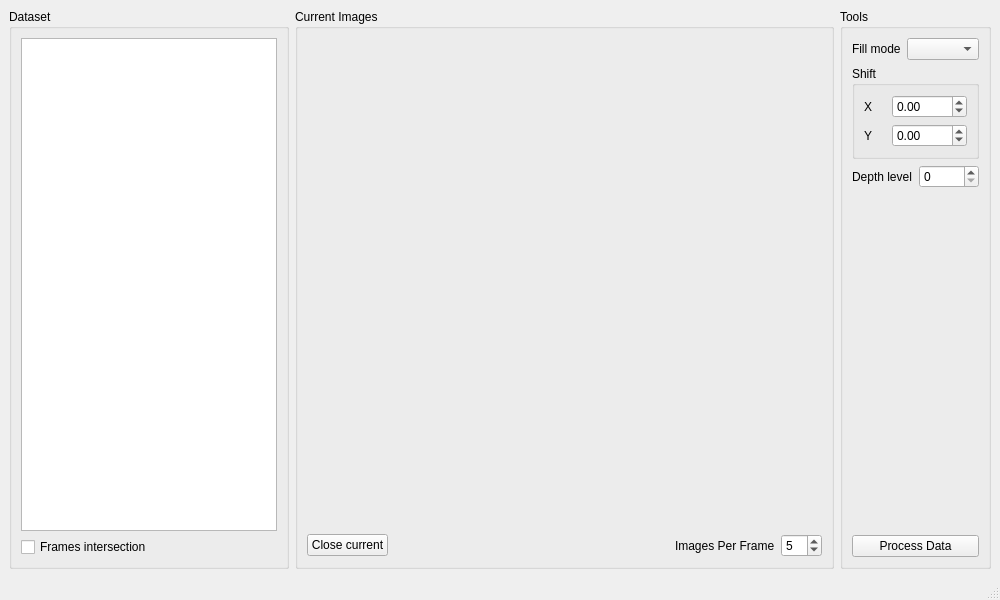
Garik-Mk/boo-anot, file main/processor.ui: the form before one commit.
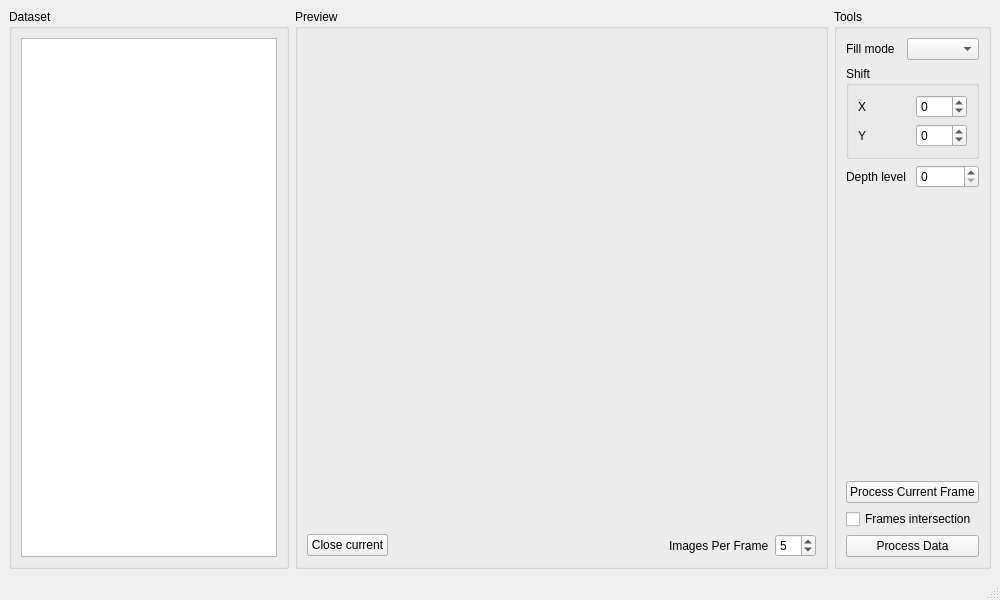
The form after the commit.

Commit message: Added images moving

Patch:
```diff
--- a/main/processor.ui
+++ b/main/processor.ui
@@ -14,7 +14,7 @@
    <string>MainWindow</string>
   </property>
   <widget class="QWidget" name="centralwidget">
-   <layout class="QHBoxLayout" name="horizontalLayout_6" stretch="0,10,0">
+   <layout class="QHBoxLayout" name="horizontalLayout_6" stretch="0,1,0">
     <item>
      <widget class="QGroupBox" name="groupBox_3">
       <property name="title">
@@ -24,24 +24,17 @@
        <item>
         <widget class="QListWidget" name="item_list"/>
        </item>
-       <item>
-        <widget class="QCheckBox" name="checkBox">
-         <property name="text">
-          <string>Frames intersection</string>
-         </property>
-        </widget>
-       </item>
       </layout>
      </widget>
     </item>
     <item>
      <widget class="QGroupBox" name="groupBox">
       <property name="title">
-       <string>Current Images</string>
+       <string>Preview</string>
       </property>
       <layout class="QVBoxLayout" name="verticalLayout" stretch="1,0">
        <item>
-        <layout class="QHBoxLayout" name="imageFrame"/>
+        <widget class="QWidget" name="imageFrame" native="true"/>
        </item>
        <item>
         <layout class="QHBoxLayout" name="horizontalLayout_5">
@@ -78,7 +71,7 @@
             <number>1</number>
            </property>
            <property name="maximum">
-            <number>10</number>
+            <number>32</number>
            </property>
            <property name="value">
             <number>5</number>
@@ -126,16 +119,6 @@
             </property>
            </widget>
           </item>
-          <item row="0" column="1">
-           <widget class="QDoubleSpinBox" name="doubleSpinBox">
-            <property name="minimum">
-             <double>-9999.000000000000000</double>
-            </property>
-            <property name="maximum">
-             <double>9999.000000000000000</double>
-            </property>
-           </widget>
-          </item>
           <item row="1" column="0">
            <widget class="QLabel" name="label_3">
             <property name="text">
@@ -143,13 +126,17 @@
             </property>
            </widget>
           </item>
+          <item row="0" column="1">
+           <widget class="QSpinBox" name="currentX">
+            <property name="minimum">
+             <number>-99</number>
+            </property>
+           </widget>
+          </item>
           <item row="1" column="1">
-           <widget class="QDoubleSpinBox" name="doubleSpinBox_2">
+           <widget class="QSpinBox" name="currentY">
             <property name="minimum">
-             <double>-9999.000000000000000</double>
-            </property>
-            <property name="maximum">
-             <double>9999.000000000000000</double>
+             <number>-99</number>
             </property>
            </widget>
           </item>
@@ -183,6 +170,20 @@
          </property>
         </spacer>
        </item>
+       <item>
+        <widget class="QPushButton" name="pushButton_3">
+         <property name="text">
+          <string>Process Current Frame</string>
+         </property>
+        </widget>
+       </item>
+       <item>
+        <widget class="QCheckBox" name="checkBox">
+         <property name="text">
+          <string>Frames intersection</string>
+         </property>
+        </widget>
+       </item>
        <item>
         <widget class="QPushButton" name="pushButton">
          <property name="text">
```
The commit also changes 3 other files.
